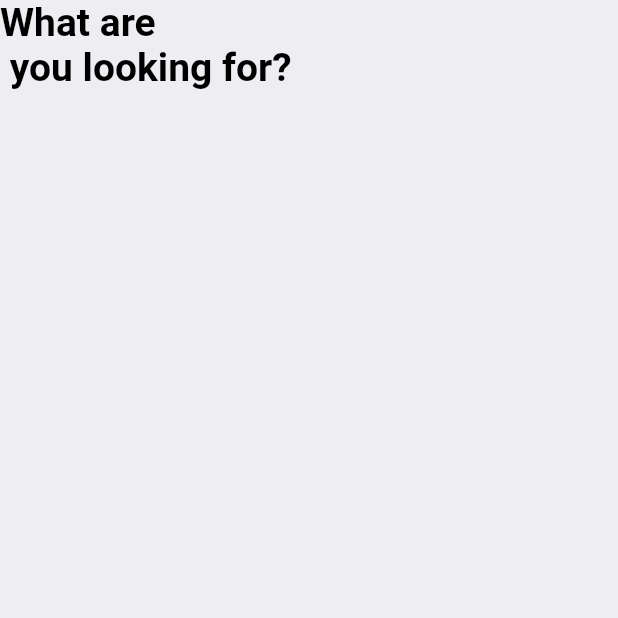
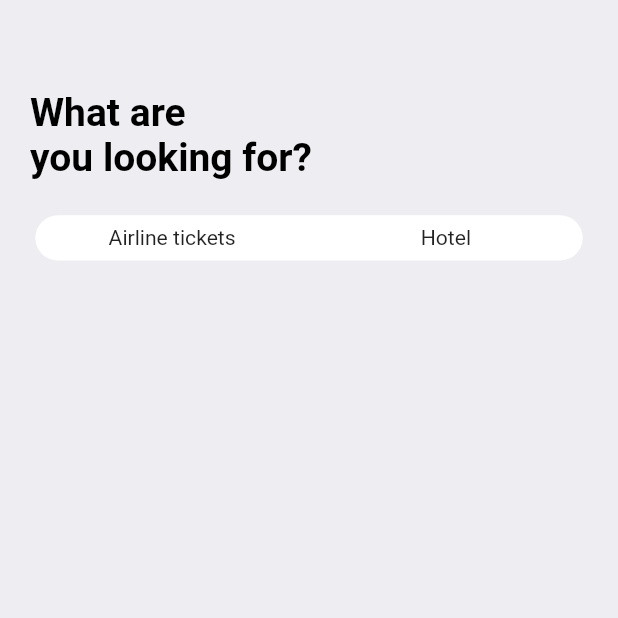
Before and after one commit to seeweedl/app_ticket_fultter, a Flutter app: the SearchScreen screen opened directly, on a phone screen of 412 x 824 dp, the top half of it. Run offline on Flutter 3.47's test engine with Material 2 defaults, Android fonts, the phone set to English and light mode, and no system bars; our stand-ins replace fluentui_icons, gap, get.

Commit message:
update_14/10

```diff
--- a/lib/screens/bottom_bar.dart
+++ b/lib/screens/bottom_bar.dart
@@ -16,7 +16,7 @@ class BottomBar extends StatefulWidget {
 class _BottomBarState extends State<BottomBar> {
   static final List<Widget> _widgetOption = <Widget>[
     const HomeScreen(),
-    const SearchScreen(),
+    SearchScreen(),
     const Text('Ticket'),
     const Text('Profile'),
   ];
--- a/lib/screens/seach_screen.dart
+++ b/lib/screens/seach_screen.dart
@@ -1,21 +1,64 @@
+import 'package:app_ticket/utils/app_layout.dart';
 import 'package:app_ticket/utils/app_styles.dart';
 import 'package:flutter/material.dart';
 import 'package:flutter/src/widgets/container.dart';
 import 'package:flutter/src/widgets/framework.dart';
+import 'package:gap/gap.dart';
 
 class SearchScreen extends StatelessWidget {
   const SearchScreen({super.key});
 
   @override
   Widget build(BuildContext context) {
+    final size = AppLayout.getSize(context);
     return Scaffold(
       backgroundColor: Styles.bgColor,
       body: ListView(
+        padding: EdgeInsets.symmetric(
+            horizontal: AppLayout.getWidth(20),
+            vertical: AppLayout.getHeight(20)),
         children: [
+          Gap(AppLayout.getHeight(40)),
           Text(
-            'What are\n you looking for?',
+            'What are\nyou looking for?',
             style: Styles.headLineStyle1.copyWith(color: Colors.black),
           ),
+          Gap(AppLayout.getHeight(20)),
+          FittedBox(
+            child: Container(
+              padding: EdgeInsets.all(3.5),
+              child: Row(
+                children: [
+                  Container(
+                      width: size.width * .44,
+                      padding: EdgeInsets.symmetric(
+                          vertical: AppLayout.getHeight(7)),
+                      decoration: BoxDecoration(
+                          borderRadius: BorderRadius.horizontal(
+                              left: Radius.circular(AppLayout.getHeight(50))),
+                          color: Colors.white),
+                      child: Center(
+                        child: Text(
+                          'Airline tickets',
+                        ),
+                      )),
+                  Container(
+                      width: size.width * .44,
+                      padding: EdgeInsets.symmetric(
+                          vertical: AppLayout.getHeight(7)),
+                      decoration: BoxDecoration(
+                          borderRadius: BorderRadius.horizontal(
+                              right: Radius.circular(AppLayout.getHeight(50))),
+                          color: Colors.white),
+                      child: Center(
+                        child: Text(
+                          'Hotel',
+                        ),
+                      ))
+                ],
+              ),
+            ),
+          )
         ],
       ),
     );
```
